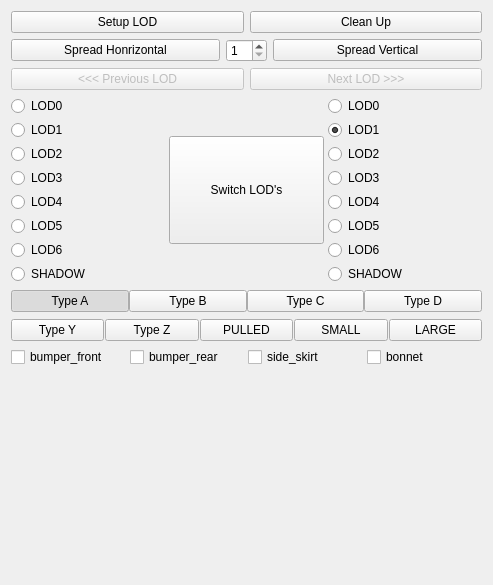
Above: Maya_Tools/Developer/Main/MODULE/LODTools/UI/LODTools.ui from code-google-com/mayatools before the change. Below: the same form after it.
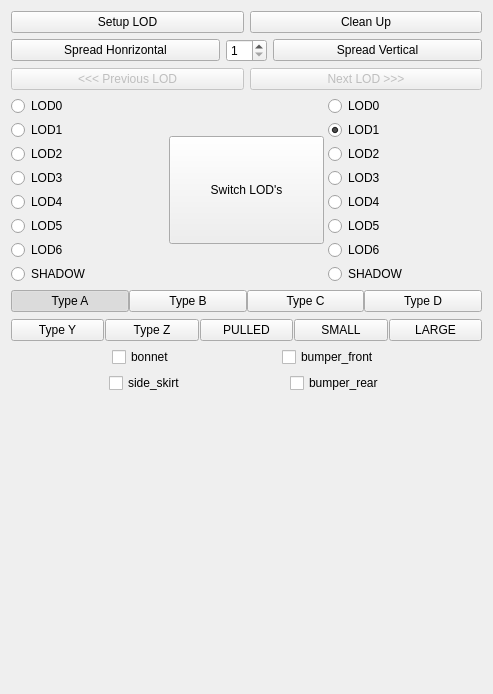
That is the form after the change.

Commit message: update shader tools

What changed in the file:
```diff
--- a/Maya_Tools/Developer/Main/MODULE/LODTools/UI/LODTools.ui
+++ b/Maya_Tools/Developer/Main/MODULE/LODTools/UI/LODTools.ui
@@ -7,7 +7,7 @@
     <x>0</x>
     <y>0</y>
     <width>493</width>
-    <height>585</height>
+    <height>694</height>
    </rect>
   </property>
   <property name="sizePolicy">
@@ -454,13 +454,23 @@
    </item>
    <item>
     <layout class="QHBoxLayout" name="horizontalLayout_5">
-     <property name="spacing">
-      <number>3</number>
-     </property>
+     <item>
+      <widget class="QCheckBox" name="chkHood">
+       <property name="sizePolicy">
+        <sizepolicy hsizetype="Fixed" vsizetype="Fixed">
+         <horstretch>0</horstretch>
+         <verstretch>0</verstretch>
+        </sizepolicy>
+       </property>
+       <property name="text">
+        <string>bonnet</string>
+       </property>
+      </widget>
+     </item>
      <item>
       <widget class="QCheckBox" name="chkBumper_front">
        <property name="sizePolicy">
-        <sizepolicy hsizetype="Preferred" vsizetype="Fixed">
+        <sizepolicy hsizetype="Fixed" vsizetype="Fixed">
          <horstretch>0</horstretch>
          <verstretch>0</verstretch>
         </sizepolicy>
@@ -470,23 +480,14 @@
        </property>
       </widget>
      </item>
-     <item>
-      <widget class="QCheckBox" name="chkBumper_rear">
-       <property name="sizePolicy">
-        <sizepolicy hsizetype="Preferred" vsizetype="Fixed">
-         <horstretch>0</horstretch>
-         <verstretch>0</verstretch>
-        </sizepolicy>
-       </property>
-       <property name="text">
-        <string>bumper_rear</string>
-       </property>
-      </widget>
-     </item>
+    </layout>
+   </item>
+   <item>
+    <layout class="QHBoxLayout" name="horizontalLayout_6">
      <item>
       <widget class="QCheckBox" name="chkSide_skirt">
        <property name="sizePolicy">
-        <sizepolicy hsizetype="Preferred" vsizetype="Fixed">
+        <sizepolicy hsizetype="Fixed" vsizetype="Fixed">
          <horstretch>0</horstretch>
          <verstretch>0</verstretch>
         </sizepolicy>
@@ -497,15 +498,15 @@
       </widget>
      </item>
      <item>
-      <widget class="QCheckBox" name="chkHood">
+      <widget class="QCheckBox" name="chkBumper_rear">
        <property name="sizePolicy">
-        <sizepolicy hsizetype="Preferred" vsizetype="Fixed">
+        <sizepolicy hsizetype="Fixed" vsizetype="Fixed">
          <horstretch>0</horstretch>
          <verstretch>0</verstretch>
         </sizepolicy>
        </property>
        <property name="text">
-        <string>bonnet</string>
+        <string>bumper_rear</string>
        </property>
       </widget>
      </item>
```
Left out of the diff: 34 changed lines with no effect on the pictures. The commit also changes 8 other files.
